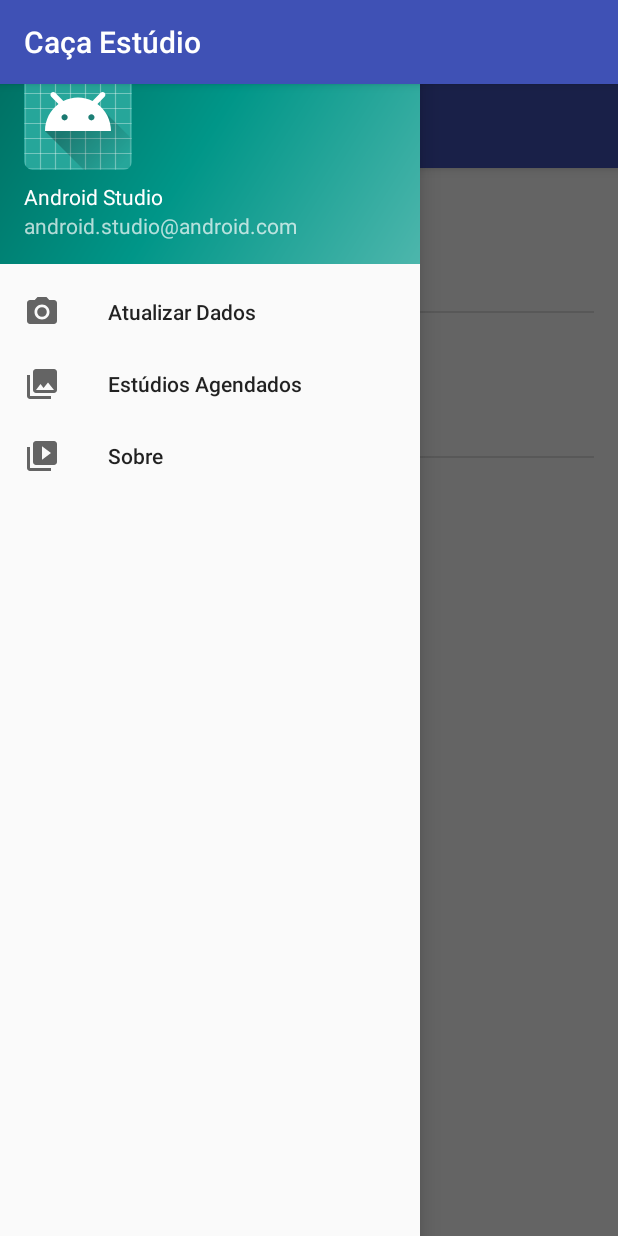
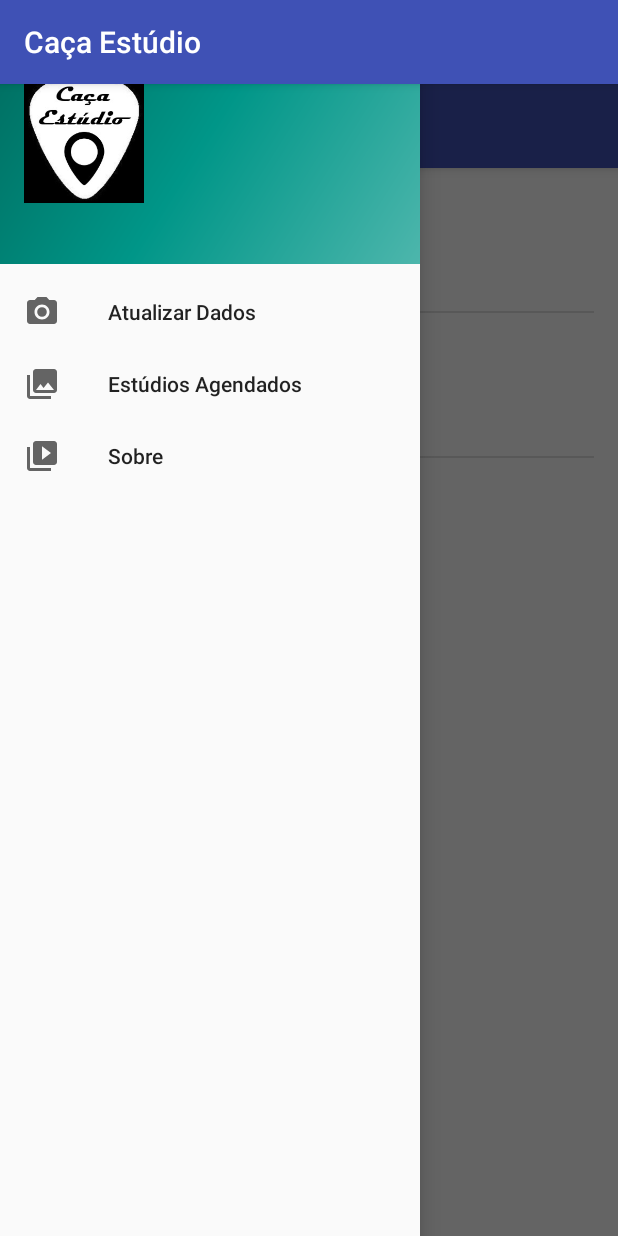
Before and after one commit to liviafonseca/CacaEstudio3, an Android app: the ListaActivity screen opened directly, with no data from a screen before it, with the side drawer open, on a phone screen of 412 x 824 dp. Run offline under Robolectric (Android 15) with nearby library versions, the phone set to English and light mode, and no system bars; 1 statement that could not run was skipped.

Commit message:
agora com a pasta drawable.

```diff
--- a/app/src/main/res/layout/nav_header_lista.xml
+++ b/app/src/main/res/layout/nav_header_lista.xml
@@ -10,14 +10,16 @@
     android:paddingLeft="@dimen/activity_horizontal_margin"
     android:paddingRight="@dimen/activity_horizontal_margin"
     android:paddingTop="@dimen/activity_vertical_margin"
-    android:theme="@style/ThemeOverlay.AppCompat.Dark">
+    android:theme="@style/ThemeOverlay.AppCompat.Dark"
+    >
 
     <ImageView
         android:id="@+id/imageView"
-        android:layout_width="wrap_content"
+        android:layout_width="80dp"
         android:layout_height="wrap_content"
         android:paddingTop="@dimen/nav_header_vertical_spacing"
-        app:srcCompat="@mipmap/ic_launcher_round" />
+        android:src="@drawable/palheta_icone"
+        />
 
     <TextView
         android:layout_width="match_parent"
```
Also changed, not shown: app/src/main/java/br/com/pos/cacaestudio/LoginActivity.java (+34 -2 lines), app/src/main/res/drawable/palheta_icone.jpg (added), app/src/main/res/drawable/sign_in_google.png (added).
